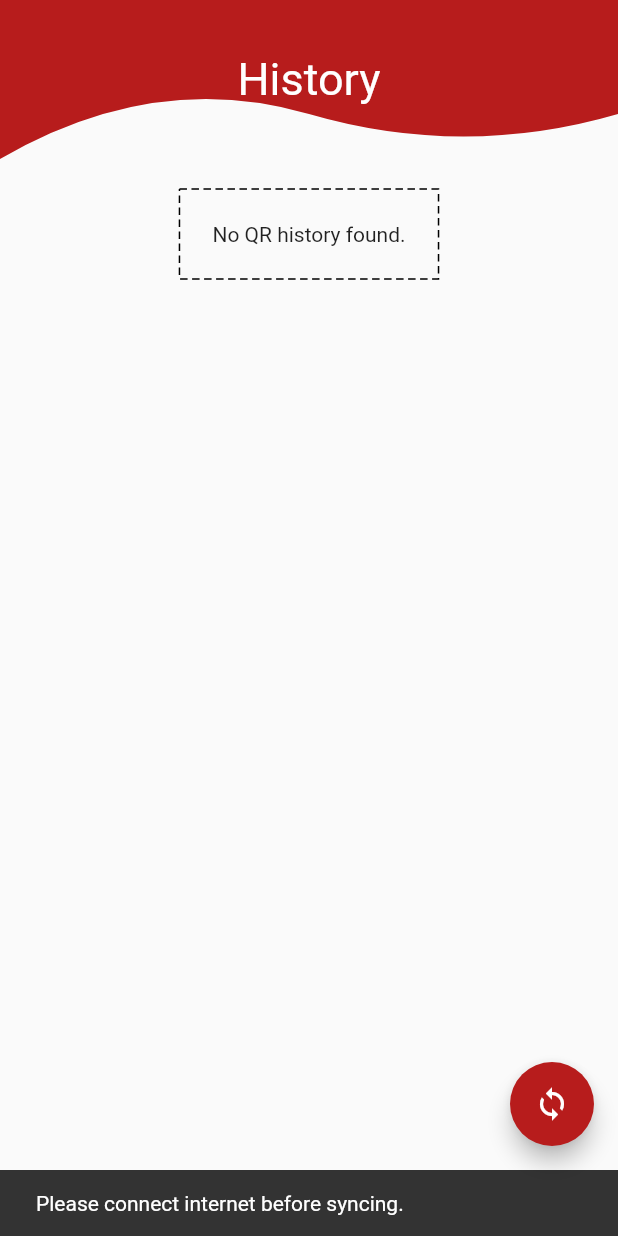
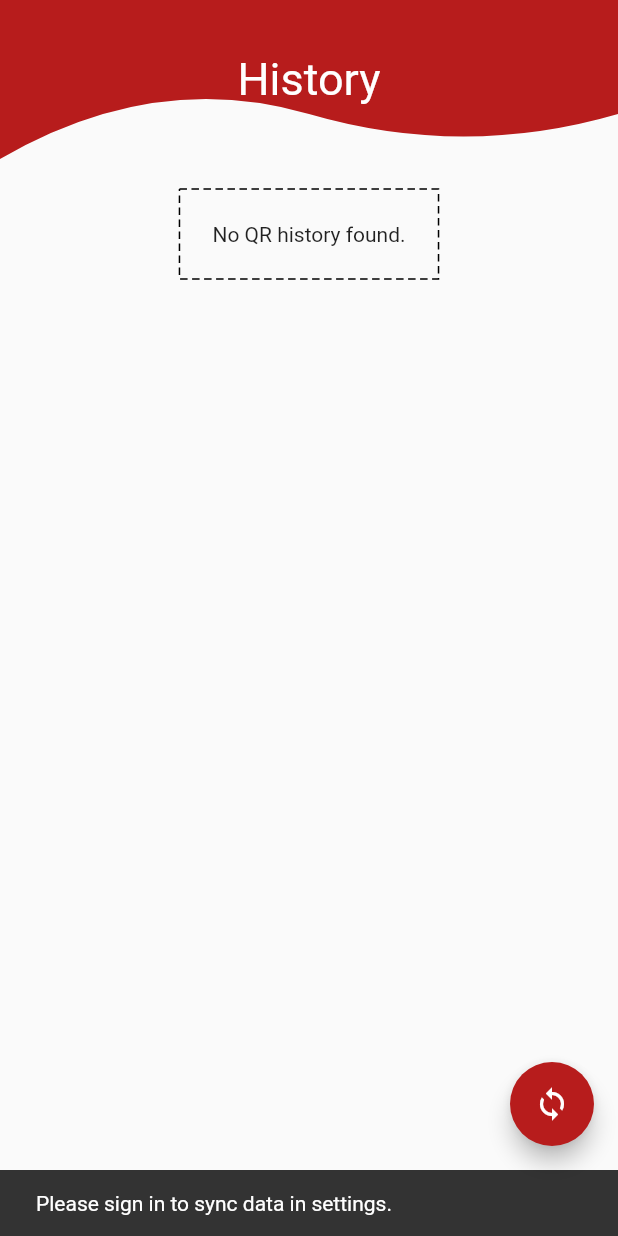
Before and after one commit to rxalimurad/QRScannerFlutter, a Flutter app: the HistoryView screen opened directly, after a tap on the "sync" icon, on a phone screen of 412 x 824 dp. Run offline on Flutter 3.47's test engine with Material 2 defaults, Android fonts, the light colour scheme and no system bars; drawn by our look-alikes of dotted_border, google_mobile_ads; our stand-ins replace firebase_core, firebase_database, flutter_easyloading, get, google_sign_in, image_picker and 9 more; missing offline and left inert: cloud_firestore_web, firebase_auth_web, firebase_core_web, firebase_database_web, flex_color_picker, flutter_beep and 9 more; accounts and stored records are empty; network calls fail.

Commit message:
-- Fixed some issues

```diff
--- a/lib/main.dart
+++ b/lib/main.dart
@@ -25,8 +25,8 @@ void main()async {
   Get.lazyPut(() => ColorController());
   Get.lazyPut(() => GoogleSignInController());
   Get.lazyPut(()=>HistoryController());
-  SystemChrome.setEnabledSystemUIMode(SystemUiMode.manual,
-      overlays: [SystemUiOverlay.bottom, SystemUiOverlay.top]);
+  // SystemChrome.setEnabledSystemUIMode(SystemUiMode.manual,
+  //     overlays: [SystemUiOverlay.bottom, SystemUiOverlay.top]);
   WidgetsFlutterBinding.ensureInitialized();
   MobileAds.instance.initialize();
   await Firebase.initializeApp();
@@ -62,10 +62,12 @@ class RootView extends StatefulWidget {
 
 class _RootViewState extends State<RootView> {
   final pageViewController = PageController();
+
   int _selectedItemPosition = 0;
   @override
   void initState() {
     super.initState();
+
   }
   @override
   Widget build(BuildContext context) {
@@ -80,7 +82,9 @@ class _RootViewState extends State<RootView> {
         systemOverlayStyle: SystemUiOverlayStyle.dark,
       ),
       body: Container(
-        child: PageView(children: [
+        child: PageView(
+          physics: NeverScrollableScrollPhysics(),
+          children: [
           Scanner(),
           QRGeneratorSharePage(),
           HistoryView(),
--- a/lib/screens/history.dart
+++ b/lib/screens/history.dart
@@ -32,7 +32,6 @@ class HistoryViewState extends State<HistoryView> {
     Get.lazyPut(() => HistoryController());
     setupDB();
     super.initState();
-    bannerAd.load();
   }
 
   Future<void> setupDB() async {
@@ -47,7 +46,7 @@ class HistoryViewState extends State<HistoryView> {
     return Scaffold(
       appBar: CustomNavigation(
           title: Text(
-        "History",
+        DataCacheManager.language.history,
         style: TextStyle(color: Colors.white, fontSize: 30),
       )),
       body: Obx(() {
@@ -55,7 +54,10 @@ class HistoryViewState extends State<HistoryView> {
           child: Column(children: [
             Visibility(
               visible: (UserDefaults.email.isNotEmpty &&
-                  Get.find<GoogleSignInController>().lastSyncAt.value.isNotEmpty),
+                  Get.find<GoogleSignInController>()
+                      .lastSyncAt
+                      .value
+                      .isNotEmpty),
               child: Padding(
                 padding: const EdgeInsets.only(left: 30, right: 30, bottom: 10),
                 child: Container(
@@ -77,8 +79,7 @@ class HistoryViewState extends State<HistoryView> {
                     itemBuilder: (context, index) {
                       return Container(
                         decoration: BoxDecoration(
-                            borderRadius:
-                                BorderRadius.all(Radius.circular(20))),
+                            borderRadius: BorderRadius.all(Radius.circular(20))),
                         padding: EdgeInsets.only(
                             left: 20, right: 20, bottom: 10, top: 0),
                         child: Material(
@@ -86,12 +87,10 @@ class HistoryViewState extends State<HistoryView> {
                           elevation: 10.0,
                           child: ElevatedButton(
                             style: ButtonStyle(
-                                backgroundColor:
-                                    MaterialStateProperty.all<Color>(
+                                backgroundColor: MaterialStateProperty.all<Color>(
                                     Colors.white)),
                             onPressed: () {
-                              var dataToShow =
-                                  c.qrHistoryList.value[index].data;
+                              var dataToShow = c.qrHistoryList.value[index].data;
                               Navigator.push(
                                 context,
                                 MaterialPageRoute(
@@ -105,6 +104,7 @@ class HistoryViewState extends State<HistoryView> {
                             },
                             child: Center(
                               child: Row(children: [
+                                if (c.qrHistoryList.value[index].data.isNotEmpty)
                                   QrImage(
                                     size: 70,
                                     //size of the QrImage widget.
@@ -114,8 +114,7 @@ class HistoryViewState extends State<HistoryView> {
                                   ),
                                 Flexible(
                                   child: Column(
-                                    crossAxisAlignment:
-                                        CrossAxisAlignment.start,
+                                    crossAxisAlignment: CrossAxisAlignment.start,
                                     children: [
                                       // ignore: invalid_use_of_protected_member
                                       Text(
@@ -165,7 +164,13 @@ class HistoryViewState extends State<HistoryView> {
             Container(
               height: 70,
               color: Colors.transparent,
-              child: AdWidget(ad: bannerAd),
+              child: FutureBuilder(
+                future: bannerAd.load(),
+                builder:
+                    (BuildContext context, AsyncSnapshot<dynamic> snapshot) {
+                  return AdWidget(ad: bannerAd);
+                },
+              ),
             )
           ]),
         );
--- a/lib/screens/settings.dart
+++ b/lib/screens/settings.dart
@@ -37,9 +37,6 @@ class SettingsState extends State<Settings> {
   @override
   void initState() {
     super.initState();
-    // if (UserDefaults.email.isNotEmpty) {
-    //   signIn();
-    // }
   }
 
   @override
@@ -55,7 +52,6 @@ class SettingsState extends State<Settings> {
         ),
         body: Padding(
           padding: const EdgeInsets.only(left: 30, right: 30),
-          child: Expanded(
           child: Column(
             crossAxisAlignment: CrossAxisAlignment.start,
             children: [
@@ -239,17 +235,15 @@ class SettingsState extends State<Settings> {
                               SizedBox(
                                 width: 20,
                               ),
-                                Expanded(
-                                  child: FutureBuilder(
+                              FutureBuilder(
                                 future: PackageInfo.fromPlatform(),
                                 builder: (w,e){
-
+                                  if (e.data == null) { return Container();}
                                   return Text(
                                     "${DataCacheManager.language.applicationVerison} ${(e.data as PackageInfo).version}\n${DataCacheManager.language.buildNo} ${(e.data as PackageInfo).buildNumber}\n${DataCacheManager.language.releaseDate} $releaseDate",
                                     style: TextStyle(color: Colors.black),
                                   );
                                 },
-                                  ),
                               ),
                             ],
                           ),
@@ -260,7 +254,6 @@ class SettingsState extends State<Settings> {
                 ),
               ),
             ],
-            ),
           ),
         ));
   }
--- a/lib/utilities/DBHandler.dart
+++ b/lib/utilities/DBHandler.dart
@@ -107,7 +107,7 @@ class DBHandler {
     var email = c.email.value;
     if (email.isEmpty && context != null) {
       ScaffoldMessenger.of(context).showSnackBar(
-         SnackBar(content: Text(DataCacheManager.language.internetWarning)),
+         SnackBar(content: Text(DataCacheManager.language.signingWarning)),
       );
       return;
     }
--- a/lib/widgets/CustomNavigation.dart
+++ b/lib/widgets/CustomNavigation.dart
@@ -46,7 +46,7 @@ class CustomNavigation extends StatelessWidget implements PreferredSizeWidget {
                 ClipOval(
 
                   child: Visibility(
-                    visible: isSettingScreen,
+                    visible: isSettingScreen && controller.picUrl.value.isNotEmpty,
                     child: Obx(() {
                       return  Container(
                           width: 60.0,
```
Also changed, not shown: 1 other file. Lines whose indentation alone changed are shown as unchanged.
